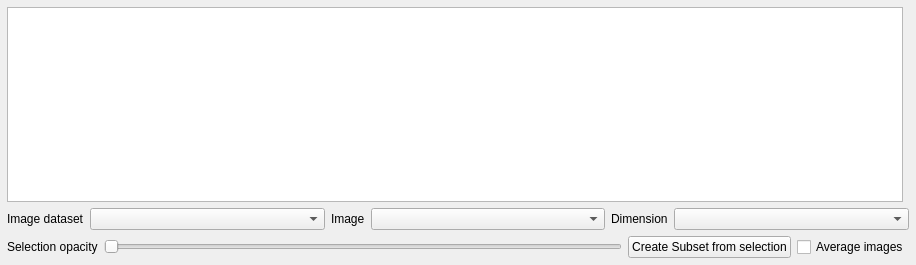
Old version of the form src/SettingsWidget.ui in the repository ManiVaultStudio/ImageViewerPlugin.
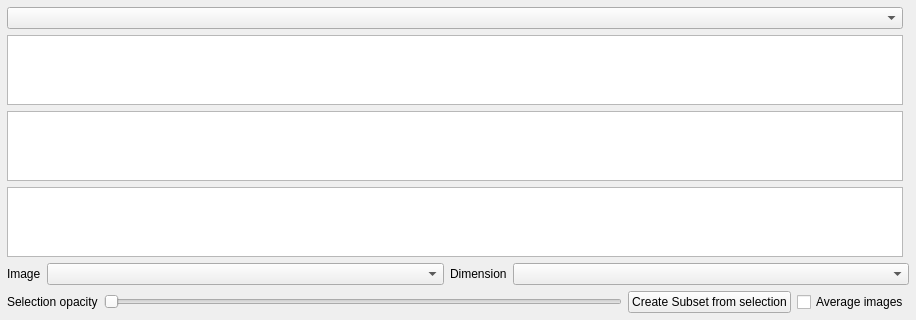
New version of the form.

```diff
--- a/src/SettingsWidget.ui
+++ b/src/SettingsWidget.ui
@@ -32,101 +32,10 @@
    <property name="bottomMargin">
     <number>7</number>
    </property>
-   <item row="1" column="0" colspan="2">
-    <layout class="QHBoxLayout" name="horizontalLayout_3">
-     <property name="leftMargin">
-      <number>0</number>
-     </property>
-     <item>
-      <widget class="QLabel" name="currentDatasetLabel">
-       <property name="sizePolicy">
-        <sizepolicy hsizetype="Minimum" vsizetype="Preferred">
-         <horstretch>0</horstretch>
-         <verstretch>0</verstretch>
-        </sizepolicy>
-       </property>
-       <property name="toolTip">
-        <string>Image dataset name selection</string>
-       </property>
-       <property name="text">
-        <string>Image dataset</string>
-       </property>
-      </widget>
-     </item>
-     <item>
-      <widget class="QComboBox" name="datasetsComboBox">
-       <property name="sizePolicy">
-        <sizepolicy hsizetype="MinimumExpanding" vsizetype="Fixed">
-         <horstretch>0</horstretch>
-         <verstretch>0</verstretch>
-        </sizepolicy>
-       </property>
-       <property name="toolTip">
-        <string>Current image dataset name</string>
-       </property>
-      </widget>
-     </item>
-     <item>
-      <widget class="QLabel" name="currentImageLabel">
-       <property name="sizePolicy">
-        <sizepolicy hsizetype="Minimum" vsizetype="Preferred">
-         <horstretch>0</horstretch>
-         <verstretch>0</verstretch>
-        </sizepolicy>
-       </property>
-       <property name="toolTip">
-        <string>Image dataset image selection</string>
-       </property>
-       <property name="text">
-        <string>Image</string>
-       </property>
-      </widget>
-     </item>
-     <item>
-      <widget class="QComboBox" name="imagesComboBox">
-       <property name="sizePolicy">
-        <sizepolicy hsizetype="MinimumExpanding" vsizetype="Fixed">
-         <horstretch>0</horstretch>
-         <verstretch>0</verstretch>
-        </sizepolicy>
-       </property>
-       <property name="toolTip">
-        <string>Current image dataset image</string>
-       </property>
-      </widget>
-     </item>
-     <item>
-      <widget class="QLabel" name="currentDimensionLabel">
-       <property name="sizePolicy">
-        <sizepolicy hsizetype="Minimum" vsizetype="Preferred">
-         <horstretch>0</horstretch>
-         <verstretch>0</verstretch>
-        </sizepolicy>
-       </property>
-       <property name="toolTip">
-        <string>Image dataset dimension selection</string>
-       </property>
-       <property name="text">
-        <string>Dimension</string>
-       </property>
-      </widget>
-     </item>
-     <item>
-      <widget class="QComboBox" name="dimensionsComboBox">
-       <property name="sizePolicy">
-        <sizepolicy hsizetype="MinimumExpanding" vsizetype="Fixed">
-         <horstretch>0</horstretch>
-         <verstretch>0</verstretch>
-        </sizepolicy>
-       </property>
-       <property name="toolTip">
-        <string>Current image dataset dimension</string>
-       </property>
-      </widget>
-     </item>
-    </layout>
+   <item row="3" column="0">
+    <widget class="QTableView" name="layersTableView"/>
    </item>
-   <item row="2" column="0" colspan="2">
+   <item row="5" column="0" colspan="2">
     <layout class="QHBoxLayout" name="horizontalLayout2">
      <item>
       <widget class="QLabel" name="selectionOpacityLabel">
@@ -170,7 +79,7 @@
      </item>
     </layout>
    </item>
-   <item row="0" column="0">
+   <item row="1" column="0">
     <widget class="QTableView" name="datasetsTableView">
      <property name="alternatingRowColors">
       <bool>true</bool>
@@ -195,6 +104,77 @@
      </attribute>
     </widget>
    </item>
+   <item row="2" column="0">
+    <widget class="QTableView" name="imagesTableView"/>
+   </item>
+   <item row="4" column="0" colspan="2">
+    <layout class="QHBoxLayout" name="horizontalLayout_3">
+     <property name="leftMargin">
+      <number>0</number>
+     </property>
+     <item>
+      <widget class="QLabel" name="currentImageLabel">
+       <property name="sizePolicy">
+        <sizepolicy hsizetype="Minimum" vsizetype="Preferred">
+         <horstretch>0</horstretch>
+         <verstretch>0</verstretch>
+        </sizepolicy>
+       </property>
+       <property name="toolTip">
+        <string>Image dataset image selection</string>
+       </property>
+       <property name="text">
+        <string>Image</string>
+       </property>
+      </widget>
+     </item>
+     <item>
+      <widget class="QComboBox" name="imagesComboBox">
+       <property name="sizePolicy">
+        <sizepolicy hsizetype="MinimumExpanding" vsizetype="Fixed">
+         <horstretch>0</horstretch>
+         <verstretch>0</verstretch>
+        </sizepolicy>
+       </property>
+       <property name="toolTip">
+        <string>Current image dataset image</string>
+       </property>
+      </widget>
+     </item>
+     <item>
+      <widget class="QLabel" name="currentDimensionLabel">
+       <property name="sizePolicy">
+        <sizepolicy hsizetype="Minimum" vsizetype="Preferred">
+         <horstretch>0</horstretch>
+         <verstretch>0</verstretch>
+        </sizepolicy>
+       </property>
+       <property name="toolTip">
+        <string>Image dataset dimension selection</string>
+       </property>
+       <property name="text">
+        <string>Dimension</string>
+       </property>
+      </widget>
+     </item>
+     <item>
+      <widget class="QComboBox" name="dimensionsComboBox">
+       <property name="sizePolicy">
+        <sizepolicy hsizetype="MinimumExpanding" vsizetype="Fixed">
+         <horstretch>0</horstretch>
+         <verstretch>0</verstretch>
+        </sizepolicy>
+       </property>
+       <property name="toolTip">
+        <string>Current image dataset dimension</string>
+       </property>
+      </widget>
+     </item>
+    </layout>
+   </item>
+   <item row="0" column="0">
+    <widget class="QComboBox" name="datasetsComboBox"/>
+   </item>
   </layout>
  </widget>
  <resources/>
```
Left out of the diff: 3 changed lines with no effect on the pictures.
